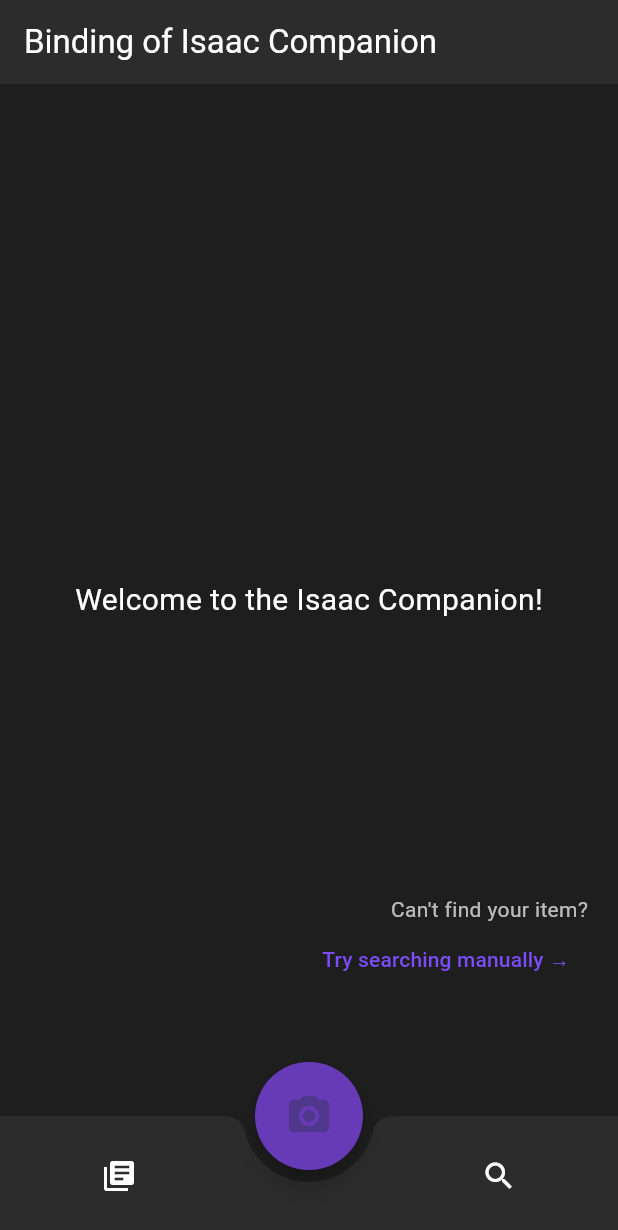
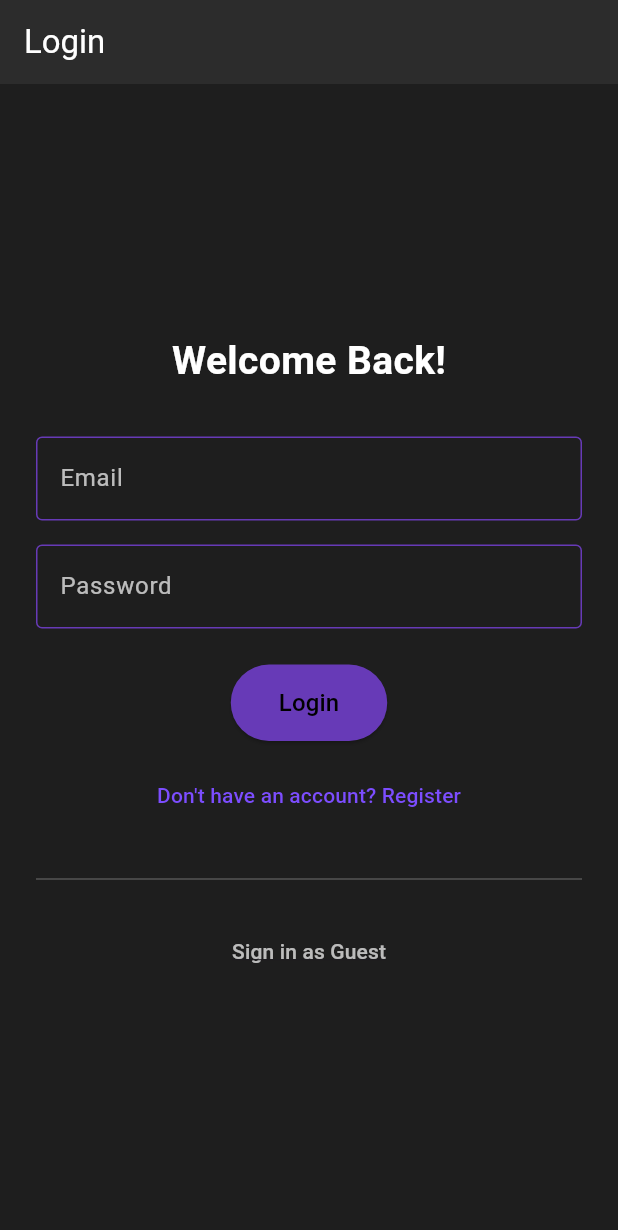
Before and after one commit to krasi318/tboi_companion_app, a Flutter app: the screen it shows after launch, on a phone screen of 412 x 824 dp. Shown: the top 1230 px of the screen. Run offline on Flutter 3.47's test engine with Material 3 defaults, Android fonts, the phone set to English and light mode, and no system bars; our stand-ins replace camera, permission_handler, sqflite; accounts and stored records are empty; statements that could not run were skipped; key blocks and very long unbroken strings in the code were emptied for the run.

Commit message:
register/login form

```diff
--- a/lib/main.dart
+++ b/lib/main.dart
@@ -2,10 +2,13 @@
 import 'package:path/path.dart';
 import 'package:path_provider/path_provider.dart';
 import 'package:tboi_companion_app/db/seed_data.dart';
+import 'package:tboi_companion_app/models/user.dart';
 import 'screens/item_library_screen.dart';
 import 'screens/search_screen.dart';
 import 'screens/scan_screen.dart';
 import 'db/database_helper.dart';
+import 'screens/login_screen.dart';
+import 'screens/register_screen.dart';
 
 void main() async {
   // Ensure Flutter binding is initialized
@@ -52,7 +55,12 @@
     return MaterialApp(
       title: 'Isaac Companion',
       theme: ThemeData(primarySwatch: Colors.deepPurple),
-      home: HomeScreen(),
+      initialRoute: '/login',
+      routes: {
+        '/login': (context) => const LoginScreen(),
+        '/register': (context) => const RegisterScreen(),
+        '/home': (context) => const HomeScreen(),
+      },
     );
   }
 }
@@ -62,22 +70,64 @@
 
   @override
   Widget build(BuildContext context) {
+    final user = ModalRoute.of(context)?.settings.arguments as User?;
+
     return Scaffold(
-      backgroundColor: Color(0xFF1E1E1E), // spooky dark gray
+      backgroundColor: const Color(0xFF1E1E1E),
       appBar: AppBar(
-        title: Text(
+        title: const Text(
           'Binding of Isaac Companion',
-          style: const TextStyle(color: Colors.white),
+          style: TextStyle(color: Colors.white),
         ),
-        backgroundColor: Color(0xFF2C2C2C),
+        backgroundColor: const Color(0xFF2C2C2C),
+        actions: [
+          // Logout Button
+          IconButton(
+            icon: const Icon(Icons.exit_to_app, color: Colors.white),
+            onPressed: () {
+              // Log out: Navigate to login screen
+              Navigator.pushReplacementNamed(context, '/login');
+            },
+          ),
+        ],
       ),
       body: Stack(
         children: [
-          // You can still have a centered widget here if you want
+          // Centered Welcome Message
           Center(
             child: Text(
-              "Welcome to the Isaac Companion!",
-              style: TextStyle(fontSize: 20, color: Colors.white),
+              user != null
+                  ? "Hello, ${user.username}!"
+                  : "Welcome to the Isaac Companion!",
+              style: const TextStyle(fontSize: 20, color: Colors.white),
+            ),
+          ),
+
+          // Recently Scanned Placeholder (to be implemented)
+          Positioned(
+            top: 150,
+            left: 20,
+            child: Column(
+              crossAxisAlignment: CrossAxisAlignment.start,
+              children: [
+                const Text(
+                  "Recently Scanned:",
+                  style: TextStyle(fontSize: 16, color: Colors.white70),
+                ),
+                const SizedBox(height: 8),
+                // Placeholder
+                // Container(
+                //   width: 200,
+                //   height: 100,
+                //   color: Colors.grey, // Just a placeholder
+                //   child: const Center(
+                //     child: Text(
+                //       "Scanned Items Placeholder",
+                //       style: TextStyle(color: Colors.white),
+                //     ),
+                //   ),
+                // ),
+              ],
             ),
           ),
 
@@ -88,7 +138,7 @@
             child: Column(
               crossAxisAlignment: CrossAxisAlignment.end,
               children: [
-                Text(
+                const Text(
                   "Can't find your item?",
                   style: TextStyle(fontSize: 14, color: Colors.white70),
                 ),
@@ -99,7 +149,7 @@
                       MaterialPageRoute(builder: (context) => SearchScreen()),
                     );
                   },
-                  child: Text(
+                  child: const Text(
                     "Try searching manually →",
                     style: TextStyle(
                       color: Colors.deepPurpleAccent,
@@ -112,16 +162,15 @@
           ),
         ],
       ),
-
       bottomNavigationBar: BottomAppBar(
-        color: Color(0xFF2C2C2C),
-        shape: CircularNotchedRectangle(),
+        color: const Color(0xFF2C2C2C),
+        shape: const CircularNotchedRectangle(),
         notchMargin: 8.0,
         child: Row(
           mainAxisAlignment: MainAxisAlignment.spaceAround,
           children: [
             IconButton(
-              icon: Icon(Icons.library_books, color: Colors.white),
+              icon: const Icon(Icons.library_books, color: Colors.white),
               onPressed: () {
                 Navigator.push(
                   context,
@@ -130,9 +179,9 @@
               },
               tooltip: "Item Library",
             ),
-            SizedBox(width: 48), // spacer for FAB
+            const SizedBox(width: 48), // spacer for FAB
             IconButton(
-              icon: Icon(Icons.search, color: Colors.white),
+              icon: const Icon(Icons.search, color: Colors.white),
               onPressed: () {
                 Navigator.push(
                   context,
@@ -148,7 +197,7 @@
         height: 72,
         width: 72,
         child: FloatingActionButton(
-          shape: CircleBorder(),
+          shape: const CircleBorder(),
           backgroundColor: Colors.deepPurple,
           onPressed: () {
             Navigator.push(
@@ -157,10 +206,9 @@
             );
           },
           tooltip: "Scan Item",
-          child: Icon(Icons.camera_alt, size: 32),
+          child: const Icon(Icons.camera_alt, size: 32),
         ),
       ),
-
       floatingActionButtonLocation: FloatingActionButtonLocation.centerDocked,
     );
   }
--- /dev/null
+++ b/lib/models/user.dart
@@ -0,0 +1,68 @@
+// user.dart
+import 'dart:convert';
+import 'package:crypto/crypto.dart';
+import 'character.dart'; // Import the enum
+
+class User {
+  final int? id;
+  final String username;
+  final String email;
+  final String passwordHash;
+  final Character? favoriteCharacter; // Add this line
+
+  // Main constructor: takes raw password and hashes it, takes favorite character
+  User({
+    this.id,
+    required this.username,
+    required this.email,
+    required String password,
+    this.favoriteCharacter,
+  }) : passwordHash = _generateHash(password);
+
+  // Named constructor for loading from DB (with already hashed password)
+  User.fromDb({
+    this.id,
+    required this.username,
+    required this.email,
+    required this.passwordHash,
+    this.favoriteCharacter, // Include favoriteCharacter here too
+  });
+
+  static String _generateHash(String password) {
+    final bytes = utf8.encode(password);
+    return sha256.convert(bytes).toString();
+  }
+
+  bool verifyPassword(String password) {
+    return _generateHash(password) == passwordHash;
+  }
+
+  Map<String, dynamic> toMap() {
+    return {
+      'id': id,
+      'username': username,
+      'email': email,
+      'passwordHash': passwordHash,
+      'favoriteCharacter':
+          favoriteCharacter
+              ?.toString()
+              .split('.')
+              .last, // Convert enum to string
+    };
+  }
+
+  factory User.fromMap(Map<String, dynamic> map) {
+    return User.fromDb(
+      id: map['id'],
+      username: map['username'],
+      email: map['email'],
+      passwordHash: map['passwordHash'],
+      favoriteCharacter:
+          map['favoriteCharacter'] != null
+              ? Character.values.firstWhere(
+                (e) => e.toString().split('.').last == map['favoriteCharacter'],
+              )
+              : null, // Convert string back to enum
+    );
+  }
+}
--- /dev/null
+++ b/lib/screens/login_screen.dart
@@ -0,0 +1,170 @@
+// login_screen.dart
+
+import 'package:flutter/material.dart';
+import 'package:tboi_companion_app/db/database_helper.dart';
+import '../models/user.dart';
+
+class LoginScreen extends StatefulWidget {
+  const LoginScreen({super.key});
+
+  @override
+  _LoginScreenState createState() => _LoginScreenState();
+}
+
+class _LoginScreenState extends State<LoginScreen> {
+  final _emailController = TextEditingController();
+  final _passwordController = TextEditingController();
+  final _formKey = GlobalKey<FormState>(); // Form key for validation
+
+  void _login() async {
+    if (_formKey.currentState!.validate()) {
+      final email = _emailController.text;
+      final password = _passwordController.text;
+
+      final db = DatabaseHelper.instance;
+      final user = await db.getUserByEmail(email);
+
+      if (user != null && user.verifyPassword(password)) {
+        Navigator.pushReplacementNamed(context, '/home', arguments: user);
+      } else {
+        ScaffoldMessenger.of(context).showSnackBar(
+          const SnackBar(content: Text('Invalid email or password')),
+        );
+      }
+    }
+  }
+
+  @override
+  Widget build(BuildContext context) {
+    return Scaffold(
+      backgroundColor: const Color(0xFF1E1E1E), // spooky dark gray
+
+      appBar: AppBar(
+        title: const Text('Login', style: TextStyle(color: Colors.white)),
+        backgroundColor: const Color(0xFF2C2C2C),
+      ),
+
+      body: Padding(
+        padding: const EdgeInsets.all(24.0),
+        child: Form(
+          key: _formKey, // Assign the form key to this Form widget
+          child: Column(
+            mainAxisAlignment: MainAxisAlignment.center,
+            children: [
+              const Text(
+                'Welcome Back!',
+                style: TextStyle(
+                  fontSize: 26,
+                  fontWeight: FontWeight.bold,
+                  color: Colors.white,
+                ),
+              ),
+              const SizedBox(height: 32),
+
+              // Email TextField with validation
+              TextFormField(
+                controller: _emailController,
+                style: const TextStyle(color: Colors.white),
+                decoration: InputDecoration(
+                  labelText: 'Email',
+                  labelStyle: const TextStyle(color: Colors.white70),
+                  enabledBorder: OutlineInputBorder(
+                    borderSide: const BorderSide(color: Colors.deepPurple),
+                  ),
+                  focusedBorder: OutlineInputBorder(
+                    borderSide: const BorderSide(
+                      color: Colors.deepPurpleAccent,
+                    ),
+                  ),
+                ),
+                validator: (value) {
+                  if (value == null || value.isEmpty) {
+                    return 'Please enter your email';
+                  }
+                  return null;
+                },
+              ),
+
+              const SizedBox(height: 16),
+
+              // Password TextField with validation
+              TextFormField(
+                controller: _passwordController,
+                obscureText: true,
+                style: const TextStyle(color: Colors.white),
+                decoration: InputDecoration(
+                  labelText: 'Password',
+                  labelStyle: const TextStyle(color: Colors.white70),
+                  enabledBorder: OutlineInputBorder(
+                    borderSide: const BorderSide(color: Colors.deepPurple),
+                  ),
+                  focusedBorder: OutlineInputBorder(
+                    borderSide: const BorderSide(
+                      color: Colors.deepPurpleAccent,
+                    ),
+                  ),
+                ),
+                validator: (value) {
+                  if (value == null || value.isEmpty) {
+                    return 'Please enter your password';
+                  }
+                  return null;
+                },
+              ),
+
+              const SizedBox(height: 24),
+
+              // Login button with validation
+              ElevatedButton(
+                style: ElevatedButton.styleFrom(
+                  backgroundColor: Colors.deepPurple,
+                  padding: const EdgeInsets.symmetric(
+                    horizontal: 32,
+                    vertical: 14,
+                  ),
+                ),
+                onPressed: _login,
+                child: const Text(
+                  'Login',
+                  style: TextStyle(fontSize: 16, color: Colors.black),
+                ),
+              ),
+
+              const SizedBox(height: 12),
+
+              // Register link
+              TextButton(
+                onPressed: () {
+                  Navigator.pushNamed(context, '/register');
+                },
+                child: const Text(
+                  "Don't have an account? Register",
+                  style: TextStyle(color: Colors.deepPurpleAccent),
+                ),
+              ),
+
+              const SizedBox(height: 24),
+              Divider(color: Colors.white24),
+              const SizedBox(height: 16),
+
+              // Guest sign-in button
+              TextButton(
+                onPressed: () {
+                  Navigator.pushReplacementNamed(context, '/home');
+                },
+                child: const Text(
+                  "Sign in as Guest",
+                  style: TextStyle(
+                    color: Colors.white70,
+                    fontSize: 14,
+                    decoration: TextDecoration.underline,
+                  ),
+                ),
+              ),
+            ],
+          ),
+        ),
+      ),
+    );
+  }
+}
--- a/lib/utils/image_to_hash.dart
+++ b/lib/utils/image_to_hash.dart
@@ -9,7 +9,6 @@
     return _hashFromImage(image);
   }
 
-  // ✅ New: From raw bytes (e.g., from asset)
   static String imageToPixelHashFromBytes(Uint8List bytes) {
     final image = img.decodeImage(bytes);
     return _hashFromImage(image);
--- a/pubspec.yaml
+++ b/pubspec.yaml
@@ -17,6 +17,7 @@
   image: ^3.0.1  # For image processing
   path_provider: ^2.0.15
   permission_handler: ^11.2.0
+  crypto: ^3.0.2
 
 dev_dependencies:
   flutter_test:
```
Also changed, not shown: lib/db/database_helper.dart (+42 -1 lines), lib/models/character.dart (added, +20 -0 lines), lib/screens/register_screen.dart (added, +98 -0 lines), pubspec.lock.
